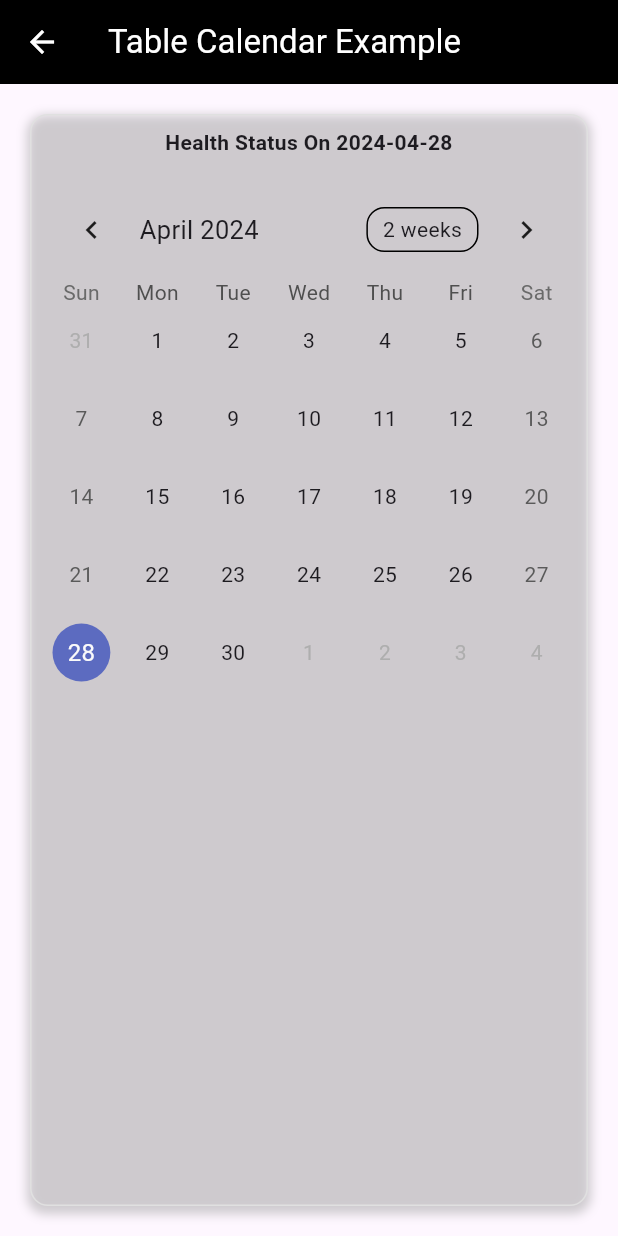
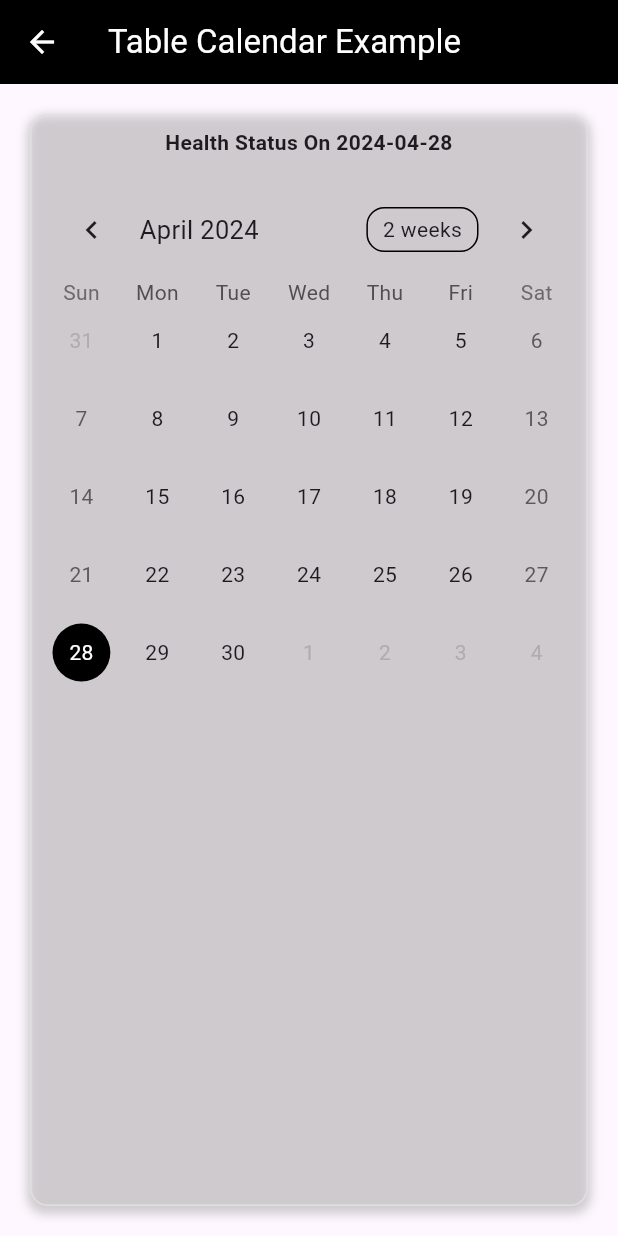
Before and after one commit to mroggy123/Fit-Check-App, a Flutter app: the HistoryPage screen opened directly, on a phone screen of 412 x 824 dp. Run offline on Flutter 3.47's test engine with Material 3 defaults, Android fonts, the phone set to English and light mode, and no system bars; drawn by our look-alikes of table_calendar; our stand-ins replace shared_preferences; accounts and stored records are empty.

Commit message:
Calendar date color changed & when clicked signup button navigate to login  page

```diff
--- a/proj/lib/history_page.dart
+++ b/proj/lib/history_page.dart
@@ -2,7 +2,7 @@ import 'package:flutter/material.dart';
 import 'package:table_calendar/table_calendar.dart';
 
 class HistoryPage extends StatefulWidget {
-  const HistoryPage({Key? key}) : super(key: key);
+  const HistoryPage({super.key});
 
   @override
   State<HistoryPage> createState() => _HistoryPageState();
@@ -27,7 +27,7 @@ class _HistoryPageState extends State<HistoryPage> {
           style: TextStyle(color: Colors.white),
         ),
         leading: IconButton(
-          icon: Icon(Icons.arrow_back),
+          icon: const Icon(Icons.arrow_back),
           color: Colors.white, // Set the color of the back button to white
           onPressed: () {
             Navigator.of(context).pop(); // Implement your navigation logic here
@@ -40,8 +40,7 @@ class _HistoryPageState extends State<HistoryPage> {
 }
 
 class Content extends StatelessWidget {
-  const Content({Key? key, required this.onDaySelected, required this.today})
-      : super(key: key);
+  const Content({super.key, required this.onDaySelected, required this.today});
 
   final Function(DateTime, DateTime) onDaySelected;
   final DateTime today;
@@ -49,7 +48,7 @@ class Content extends StatelessWidget {
   @override
   Widget build(BuildContext context) {
     return Container(
-      margin: EdgeInsets.all(20.0), // Margin for the container
+      margin: const EdgeInsets.all(20.0), // Margin for the container
       decoration: BoxDecoration(
         border: Border.all(color: Colors.grey[300]!), // Border color
         borderRadius: BorderRadius.circular(12.0), // Border radius
@@ -58,7 +57,7 @@ class Content extends StatelessWidget {
             color: Colors.grey.withOpacity(0.5), // Shadow color
             spreadRadius: 2, // Spread radius
             blurRadius: 5, // Blur radius
-            offset: Offset(0, 3), // Offset of the shadow
+            offset: const Offset(0, 3), // Offset of the shadow
           ),
         ],
       ),
@@ -70,19 +69,27 @@ class Content extends StatelessWidget {
             child: Text(
               "Health Status On ${today.toString().split(" ")[0]}",
               textAlign: TextAlign.center,
-              style: TextStyle(fontWeight: FontWeight.bold),
+              style: const TextStyle(fontWeight: FontWeight.bold),
             ),
           ),
           Container(
-            padding: EdgeInsets.all(8.0),
+  padding: const EdgeInsets.all(8.0),
   child: TableCalendar(
     selectedDayPredicate: (day) => isSameDay(day, today),
     focusedDay: today,
     firstDay: DateTime.utc(2010, 10, 16),
     lastDay: DateTime.utc(2030, 3, 14),
     onDaySelected: onDaySelected,
+    calendarStyle: const CalendarStyle(
+      selectedDecoration: BoxDecoration(
+        color: Colors.black, // Set selected date color to black
+        shape: BoxShape.circle, // You can adjust the shape as per your preference
+      ),
+      selectedTextStyle: TextStyle(color: Colors.white), // Set text color for selected dates
     ),
   ),
+),
+
           // Add your other widgets here
         ],
       ),
--- a/proj/lib/signup_page.dart
+++ b/proj/lib/signup_page.dart
@@ -1,5 +1,6 @@
 import 'package:flutter/material.dart';
 import 'package:proj/components/my_textfield.dart';
+import 'package:proj/login_page.dart';
 import 'package:proj/shared_pref.dart';
 import 'package:shared_preferences/shared_preferences.dart';
 
@@ -31,6 +32,12 @@ class SignUpPage extends StatelessWidget {
         const SnackBar(
           content: Text('Sign up successful'),
           backgroundColor: Colors.green,
+        ),
+      );
+      Navigator.push(
+        context,
+        MaterialPageRoute(
+          builder: (context) => LoginPage(), // Replace AnotherPage with the page you want to navigate to
         ),
       );
       // You might want to add more sophisticated error handling here
@@ -90,6 +97,7 @@ class SignUpPage extends StatelessWidget {
                 ElevatedButton(
                   onPressed: () => _signUp(context),
                   child: const Text('Sign up'),
+
                 ),
 
                 ElevatedButton(
```
Lines whose indentation alone changed are shown as unchanged.
